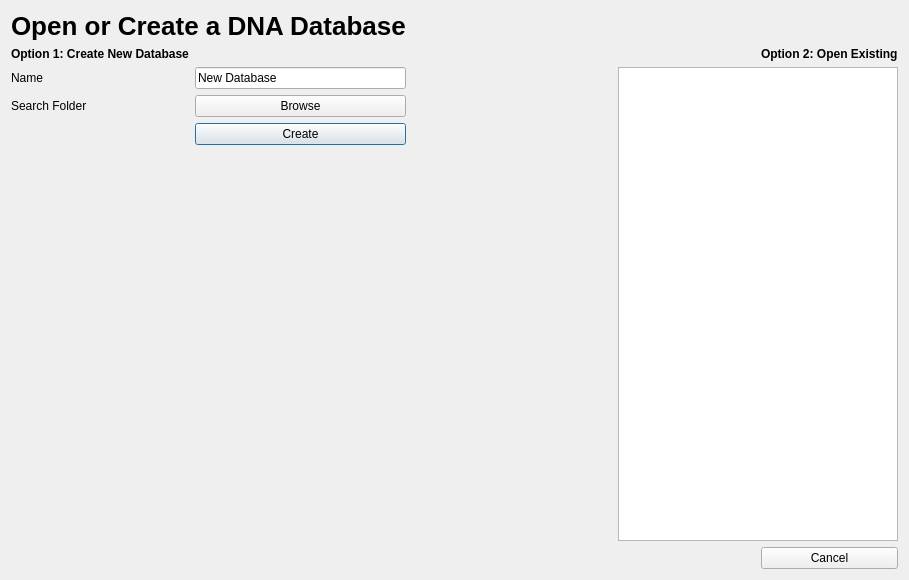
Above: cbr/sequences/visual/CreateDatabaseDialog.ui from TUM-CBR/pymol-plugins before the change. Below: the same form after it.
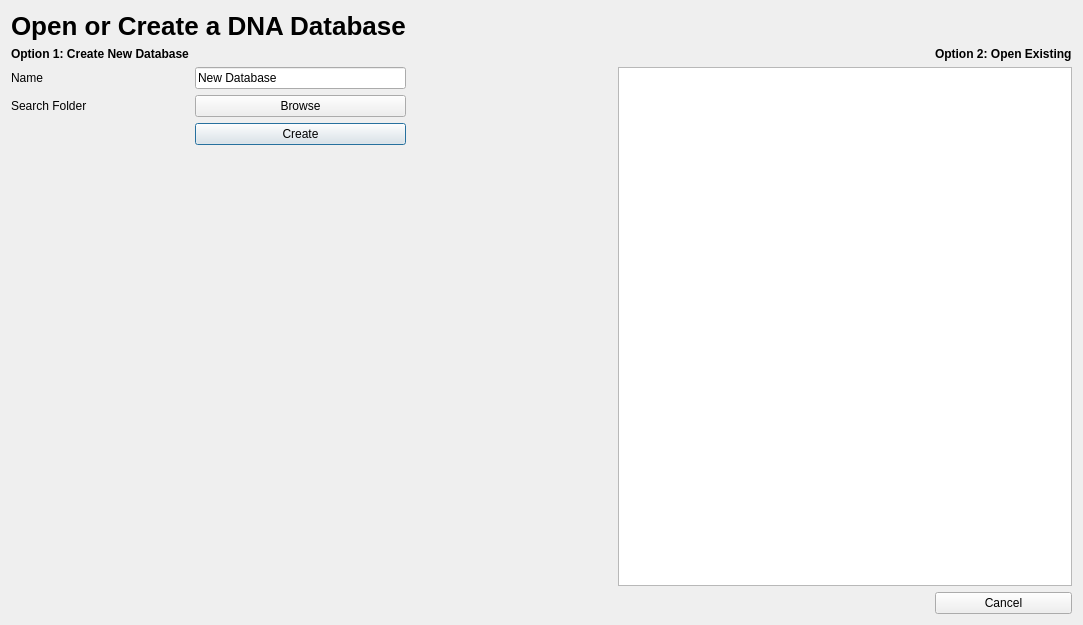
That is the form after the change.

Patch:
```diff
--- a/cbr/sequences/visual/CreateDatabaseDialog.ui
+++ b/cbr/sequences/visual/CreateDatabaseDialog.ui
@@ -6,14 +6,14 @@
    <rect>
     <x>0</x>
     <y>0</y>
-    <width>909</width>
-    <height>580</height>
+    <width>1083</width>
+    <height>625</height>
    </rect>
   </property>
   <property name="windowTitle">
    <string>Dialog</string>
   </property>
-  <layout class="QGridLayout" name="gridLayout" rowstretch="0,0,0,0,0,0,0" columnstretch="0,0,0,1,0">
+  <layout class="QGridLayout" name="gridLayout" rowstretch="0,0,0,0,0,1,0" columnstretch="0,0,0,1,0">
    <item row="1" column="4">
     <widget class="QLabel" name="label_5">
      <property name="styleSheet">
```
